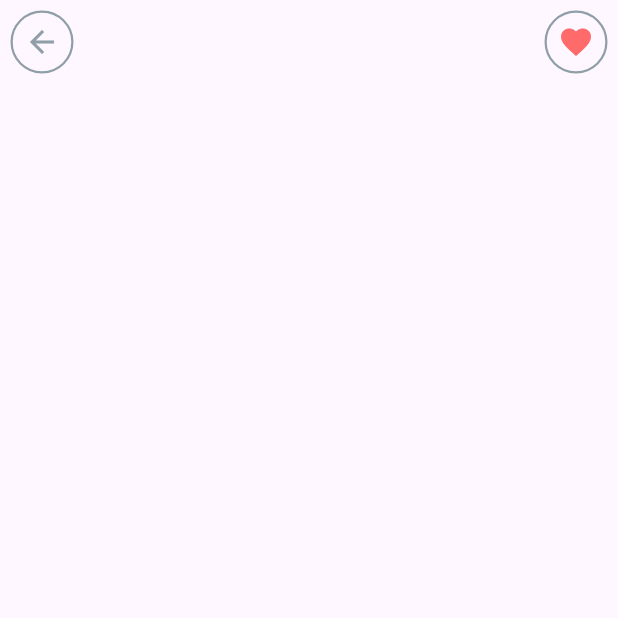
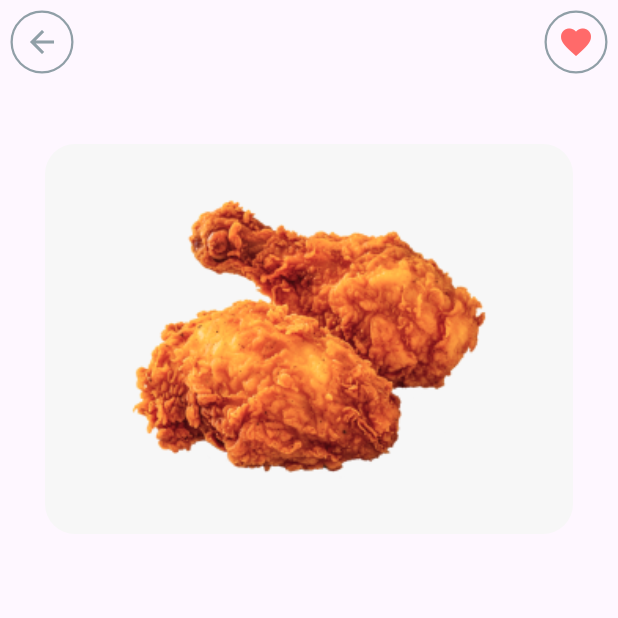
Before and after one commit to dizzpy/Foodie-Flutter, a Flutter app: the screen it shows after launch, on a phone screen of 412 x 824 dp, the top half of it. Run offline on Flutter 3.47's test engine with Material 3 defaults, Android fonts, the phone set to English and light mode, and no system bars.

Commit message:
prod page item main image done

```diff
--- a/lib/screens/productItem.dart
+++ b/lib/screens/productItem.dart
@@ -59,6 +59,27 @@ class _ProductItemState extends State<ProductItem> {
           ),
         ],
       ),
+      body: Container(
+        padding: EdgeInsets.symmetric(horizontal: 30),
+        child: Column(
+          children: [
+            SizedBox(height: 40),
+            Container(
+              child: Image.asset(
+                'images/foodItems/wings.png',
+                height: 150,
+                width: 150,
+                fit: BoxFit.contain,
+              ),
+              decoration: BoxDecoration(
+                  color: Color(0xFFF7F7F7),
+                  borderRadius: BorderRadius.circular(20)),
+              height: 260,
+              width: double.infinity,
+            )
+          ],
+        ),
+      ),
     );
   }
 }
```
Also changed, not shown: images/foodItems/wings.png.
